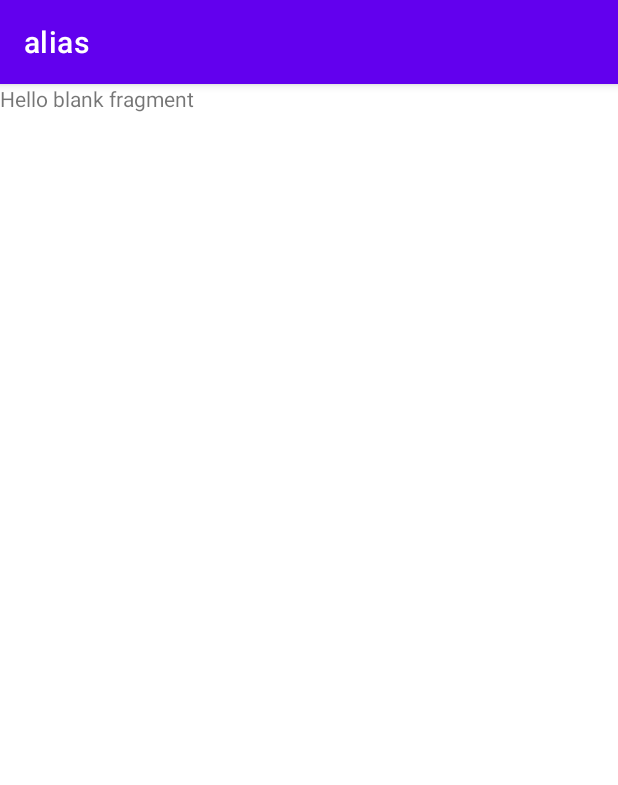
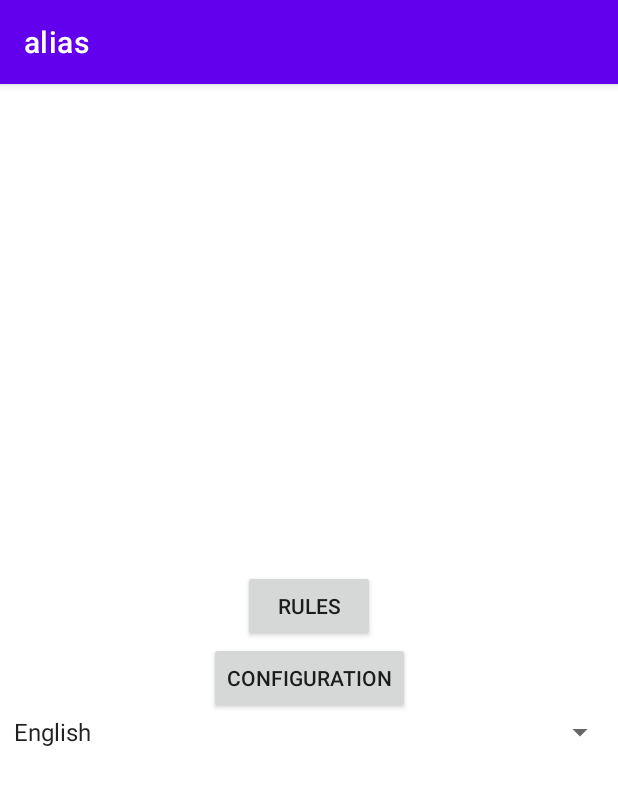
Before and after one commit to SososShegirdtaGaertianeba/AliasGame, an Android app: the screen it shows after launch (MainActivity), on a phone screen of 412 x 824 dp. Shown: the top 785 px of the screen. Run offline under Robolectric (Android 15) with nearby library versions, the phone set to English and light mode, and no system bars.

Commit message:
add home fragment

```diff
--- a/app/src/main/java/com/example/alias/app/App.kt
+++ b/app/src/main/java/com/example/alias/app/App.kt
@@ -1,11 +1,18 @@
 package com.example.alias.app
 
 import android.app.Application
+import android.widget.Spinner
+import com.example.alias.R
 import com.example.alias.di.viewModels
 import org.koin.android.ext.koin.androidContext
 import org.koin.core.context.startKoin
 
 class App : Application() {
+
+    companion object {
+        var LANGUAGE = "English"
+    }
+
 
     override fun onCreate() {
         super.onCreate()
@@ -13,6 +20,7 @@ class App : Application() {
             androidContext(this@App)
             modules(listOf(viewModels))
         }
+
     }
 
 }
--- a/app/src/main/java/com/example/alias/ui/configure/ConfigureFragment.kt
+++ b/app/src/main/java/com/example/alias/ui/configure/ConfigureFragment.kt
@@ -5,7 +5,6 @@ import com.example.alias.ui.base.BaseFragment
 
 class ConfigureFragment : BaseFragment<ConfigureFragmentBinding>(ConfigureFragmentBinding::inflate) {
     override fun init() {
-        TODO("Not yet implemented")
     }
 
 }
--- a/app/src/main/java/com/example/alias/ui/home/HomeFragment.kt
+++ b/app/src/main/java/com/example/alias/ui/home/HomeFragment.kt
@@ -1,10 +1,51 @@
 package com.example.alias.ui.home
 
+import android.content.Context
+import android.util.Log
+import android.view.View
+import android.widget.AdapterView
+import android.widget.ArrayAdapter
+import android.widget.Spinner
+import android.widget.Toast
+import androidx.navigation.fragment.findNavController
+import com.example.alias.R
+import com.example.alias.app.App
 import com.example.alias.databinding.FragmentHomeBinding
 import com.example.alias.ui.base.BaseFragment
+import org.koin.dsl.koinApplication
 
 class HomeFragment : BaseFragment<FragmentHomeBinding>(FragmentHomeBinding::inflate) {
     override fun init() {
-        TODO("Not yet implemented")
+        navigateToConfigurationFragment()
+        navigateToRulesFragment()
+        chooseLanguage()
     }
+
+    private fun navigateToRulesFragment(){
+        binding.rulesBtn.setOnClickListener{
+            findNavController().navigate(R.id.action_homeFragment_to_rulesDialogFragment)
+        }
+    }
+
+    private fun navigateToConfigurationFragment(){
+        binding.confBtn.setOnClickListener{
+            findNavController().navigate(R.id.action_homeFragment_to_configureFragment)
+        }
+    }
+
+
+    private fun chooseLanguage(){
+        binding.chooseLang.onItemSelectedListener = object : AdapterView.OnItemSelectedListener{
+            override fun onItemSelected(adapterView: AdapterView<*>, view: View?, position: Int, id: Long) {
+                App.LANGUAGE = adapterView.getItemAtPosition(position).toString()
+                Log.d("LANGUAGE", App.LANGUAGE)
+            }
+
+            override fun onNothingSelected(adapterView: AdapterView<*>?) {
+                adapterView?.getItemAtPosition(0)
+            }
+
+        }
+    }
+
 }
--- a/app/src/main/res/layout/fragment_home.xml
+++ b/app/src/main/res/layout/fragment_home.xml
@@ -1,14 +1,43 @@
 <?xml version="1.0" encoding="utf-8"?>
-<FrameLayout xmlns:android="http://schemas.android.com/apk/res/android"
+<androidx.constraintlayout.widget.ConstraintLayout xmlns:android="http://schemas.android.com/apk/res/android"
+    xmlns:app="http://schemas.android.com/apk/res-auto"
     xmlns:tools="http://schemas.android.com/tools"
     android:layout_width="match_parent"
     android:layout_height="match_parent"
     tools:context=".ui.home.HomeFragment">
 
-    <!-- TODO: Update blank fragment layout -->
-    <TextView
-        android:layout_width="match_parent"
-        android:layout_height="match_parent"
-        android:text="@string/hello_blank_fragment" />
 
-</FrameLayout>
+    <androidx.appcompat.widget.AppCompatButton
+        android:id="@+id/rules_btn"
+        android:layout_width="wrap_content"
+        android:layout_height="wrap_content"
+        android:text="@string/rules"
+        app:layout_constraintBottom_toTopOf="@+id/conf_btn"
+        app:layout_constraintEnd_toEndOf="parent"
+        app:layout_constraintHorizontal_bias="0.5"
+        app:layout_constraintStart_toStartOf="parent"
+        app:layout_constraintTop_toTopOf="parent"
+        app:layout_constraintVertical_chainStyle="packed" />
+
+    <androidx.appcompat.widget.AppCompatButton
+        android:id="@+id/conf_btn"
+        android:layout_width="wrap_content"
+        android:layout_height="wrap_content"
+        android:text="@string/configuration"
+        app:layout_constraintBottom_toTopOf="@+id/choose_lang"
+        app:layout_constraintEnd_toEndOf="parent"
+        app:layout_constraintHorizontal_bias="0.5"
+        app:layout_constraintStart_toStartOf="parent"
+        app:layout_constraintTop_toBottomOf="@+id/rules_btn" />
+
+    <Spinner
+        android:id="@+id/choose_lang"
+        android:layout_width="409dp"
+        android:layout_height="wrap_content"
+        app:layout_constraintBottom_toBottomOf="parent"
+        app:layout_constraintEnd_toEndOf="parent"
+        android:entries="@array/language_array"
+        app:layout_constraintStart_toStartOf="parent"
+        app:layout_constraintTop_toBottomOf="@+id/conf_btn" />
+
+</androidx.constraintlayout.widget.ConstraintLayout>
--- a/app/src/main/res/values/strings.xml
+++ b/app/src/main/res/values/strings.xml
@@ -2,4 +2,11 @@
     <string name="app_name">alias</string>
     <!-- TODO: Remove or change this placeholder text -->
     <string name="hello_blank_fragment">Hello blank fragment</string>
+    <string name="rules">rules</string>
+    <string name="configuration">configuration</string>
+    <string-array name="language_array">
+        <item>English</item>
+        <item>Russian</item>
+        <item>Georgian</item>
+    </string-array>
 </resources>
```
